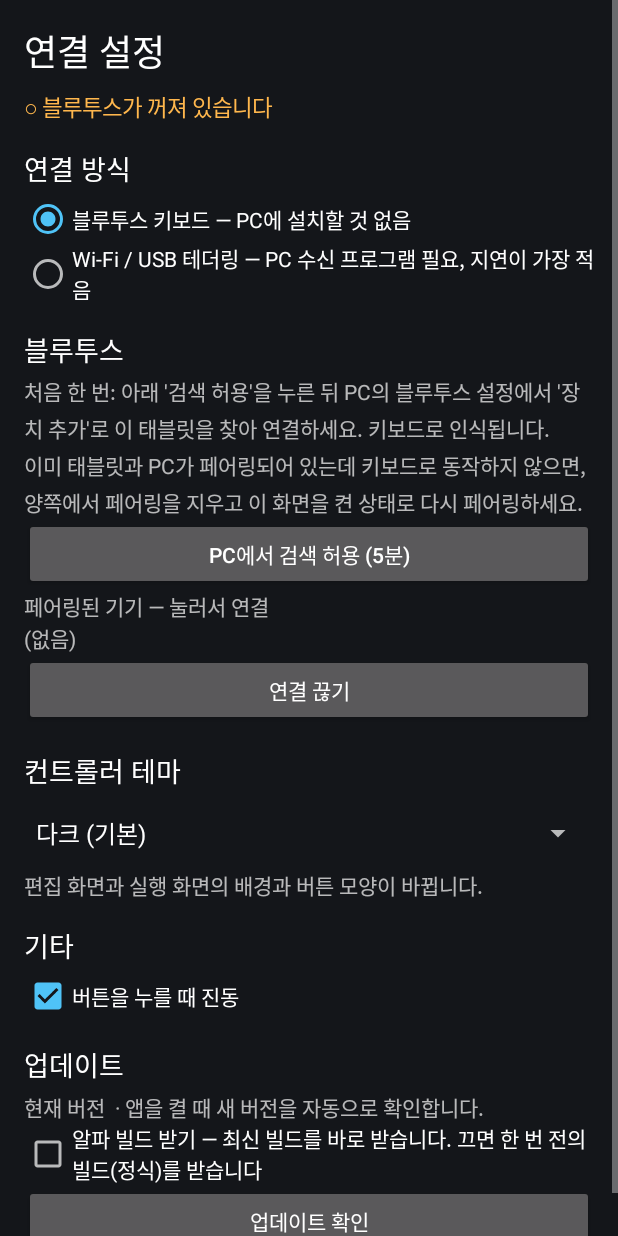
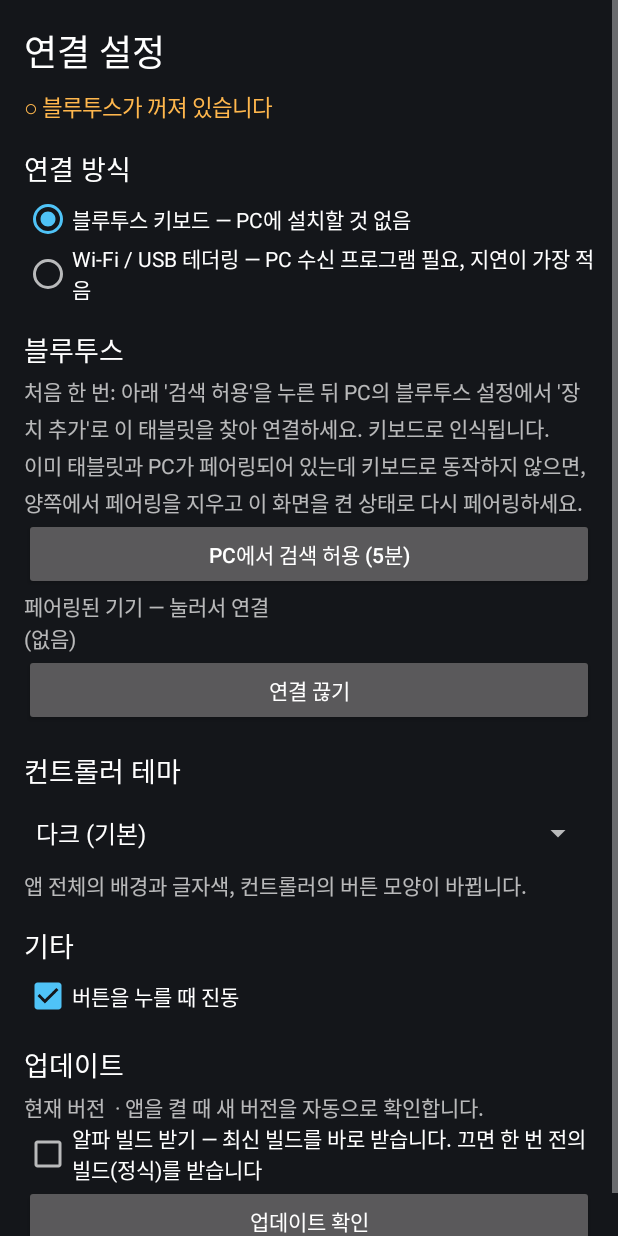
Before and after one commit to jkyou1127-ship-it/control, an Android app: the screen it shows after launch (SettingsActivity), after a tap on "연결 설정", on a phone screen of 412 x 824 dp. Run offline under Robolectric (Android 15) with nearby library versions, the phone set to English and light mode, and no system bars; network calls fail.

Commit message:
Fix clipped key picker and themes not applying outside the controller
Dialog contents now wrap to the dialog width instead of using a fixed
column count, and the chosen theme is applied to every screen. Adds
publish.sh --fix, which ships a bug fix to both update channels at once.

Co-Authored-By: Claude Fable 5.2 <noreply@anthropic.com>
Claude-Session: https://claude.ai/code/session_01TkSyFuCSLW8JqqorFFicnk

```diff
--- a/app/build.gradle.kts
+++ b/app/build.gradle.kts
@@ -11,8 +11,8 @@ android {
         applicationId = "com.controlpad.app"
         minSdk = 28
         targetSdk = 34
-        versionCode = 7
-        versionName = "1.6"
+        versionCode = 9
+        versionName = "1.6.2"
     }
 
     // 저장소에 포함된 고정 키. 비밀이 아니며, 어디서 빌드하든 같은 서명이 되어
--- a/app/src/main/java/com/controlpad/app/App.kt
+++ b/app/src/main/java/com/controlpad/app/App.kt
@@ -17,8 +17,22 @@ class App : Application() {
 
 /** 화면이 앞으로 올 때마다 PC 연결을 다시 확인하는 공통 액티비티. */
 open class BaseActivity : Activity() {
+    private var shownTheme = -1
+
+    override fun onCreate(savedInstanceState: android.os.Bundle?) {
+        // 테마는 화면을 만들기 전에 정해야 글자·대화상자 색까지 함께 바뀐다.
+        val t = Themes.current
+        shownTheme = Themes.index
+        setTheme(if (t.light) R.style.AppThemeLight else R.style.AppTheme)
+        super.onCreate(savedInstanceState)
+        window.setBackgroundDrawable(android.graphics.drawable.ColorDrawable(t.bg))
+        window.statusBarColor = t.bg
+        window.navigationBarColor = t.bg
+    }
+
     override fun onStart() {
         super.onStart()
+        if (shownTheme != Themes.index) { recreate(); return }   // 설정에서 테마를 바꾸고 돌아온 경우
         Link.ensure()
     }
 }
@@ -133,14 +147,16 @@ class PadTheme(
     val text: Int,        // 글자, 선택 테두리, 격자
     val stroke: Float,    // 테두리 굵기(dp)
     val colorText: Boolean = false,  // 글자를 버튼 색으로 쓸지
+    val light: Boolean = false,      // 밝은 테마(목록·설정·대화상자도 밝게)
+    val card: Int = 0xFF1E2128.toInt(),  // 목록 항목 배경
 )
 
 object Themes {
     val all = listOf(
         PadTheme("다크 (기본)", 0xFF14161A.toInt(), Color.BLACK, 1f, Color.WHITE, 1.5f),
-        PadTheme("블랙", Color.BLACK, Color.BLACK, 0.6f, Color.WHITE, 1.5f),
-        PadTheme("라이트", 0xFFECEFF1.toInt(), Color.WHITE, 1.2f, 0xFF202124.toInt(), 1.5f),
-        PadTheme("네온", 0xFF05060A.toInt(), Color.BLACK, 0.25f, Color.WHITE, 3f, colorText = true),
+        PadTheme("블랙", Color.BLACK, Color.BLACK, 0.6f, Color.WHITE, 1.5f, card = 0xFF101010.toInt()),
+        PadTheme("라이트", 0xFFECEFF1.toInt(), Color.WHITE, 1.2f, 0xFF202124.toInt(), 1.5f, light = true, card = Color.WHITE),
+        PadTheme("네온", 0xFF05060A.toInt(), Color.BLACK, 0.25f, Color.WHITE, 3f, colorText = true, card = 0xFF10131C.toInt()),
     )
 
     var index: Int
@@ -149,3 +165,43 @@ object Themes {
 
     val current: PadTheme get() = all[index]
 }
+
+/** 자식들을 왼쪽부터 놓다가 폭이 모자라면 다음 줄로 넘긴다. 대화상자 폭이 기기마다 달라도 잘리지 않는다. */
+class FlowLayout(ctx: Context) : android.view.ViewGroup(ctx) {
+    private val gap = ctx.dp(6)
+
+    /** 주어진 폭 안에서 자식들의 위치를 정하고 전체 높이를 돌려준다. place 가 참이면 실제로 배치한다. */
+    private fun arrange(width: Int, place: Boolean): Int {
+        var x = 0
+        var y = 0
+        var rowHeight = 0
+        for (i in 0 until childCount) {
+            val c = getChildAt(i)
+            if (c.visibility == GONE) continue
+            if (x > 0 && x + c.measuredWidth > width) { x = 0; y += rowHeight + gap; rowHeight = 0 }
+            if (place) c.layout(x, y, x + c.measuredWidth, y + c.measuredHeight)
+            x += c.measuredWidth + gap
+            rowHeight = maxOf(rowHeight, c.measuredHeight)
+        }
+        return y + rowHeight
+    }
+
+    override fun onMeasure(widthSpec: Int, heightSpec: Int) {
+        val unbounded = MeasureSpec.getMode(widthSpec) == MeasureSpec.UNSPECIFIED
+        val width = if (unbounded) resources.displayMetrics.widthPixels else MeasureSpec.getSize(widthSpec)
+        for (i in 0 until childCount) {
+            measureChild(getChildAt(i), MeasureSpec.makeMeasureSpec(width, MeasureSpec.AT_MOST), heightSpec)
+        }
+        setMeasuredDimension(width, arrange(width, false))
+    }
+
+    override fun onLayout(changed: Boolean, l: Int, t: Int, r: Int, b: Int) {
+        arrange(r - l, true)
+    }
+}
+
+/** 대화상자를 화면 폭에 가깝게 넓힌다(기본 폭은 태블릿에서 좁아 내용이 잘린다). */
+fun android.app.AlertDialog.wide(): android.app.AlertDialog {
+    window?.setLayout((context.resources.displayMetrics.widthPixels * 0.92f).toInt(), android.view.WindowManager.LayoutParams.WRAP_CONTENT)
+    return this
+}
--- a/app/src/main/java/com/controlpad/app/MainActivity.kt
+++ b/app/src/main/java/com/controlpad/app/MainActivity.kt
@@ -33,7 +33,7 @@ class MainActivity : BaseActivity() {
         val root = LinearLayout(this).apply { orientation = LinearLayout.VERTICAL; setPadding(pad, pad, pad, pad) }
 
         val header = LinearLayout(this).apply { gravity = Gravity.CENTER_VERTICAL }
-        header.addView(TextView(this).apply { text = "ControlPad"; textSize = 24f; setTextColor(Color.WHITE) })
+        header.addView(TextView(this).apply { text = "ControlPad"; textSize = 24f; setTextColor(Themes.current.text) })
         status = TextView(this).apply { textSize = 14f; setPadding(pad, 0, pad, 0) }
         header.addView(status, LinearLayout.LayoutParams(0, -2, 1f))
         header.addView(Button(this).apply {
@@ -79,12 +79,12 @@ class MainActivity : BaseActivity() {
             val row = LinearLayout(this).apply {
                 gravity = Gravity.CENTER_VERTICAL
                 setPadding(dp(12), dp(8), dp(4), dp(8))
-                setBackgroundColor(0xFF1E2128.toInt())
+                setBackgroundColor(Themes.current.card)
                 isClickable = true
                 setOnClickListener { open(PlayActivity::class.java, l.id) }
             }
             val texts = LinearLayout(this).apply { orientation = LinearLayout.VERTICAL }
-            texts.addView(TextView(this).apply { text = l.name; textSize = 18f; setTextColor(Color.WHITE) })
+            texts.addView(TextView(this).apply { text = l.name; textSize = 18f; setTextColor(Themes.current.text) })
             texts.addView(TextView(this).apply { text = "버튼 ${l.buttons.size}개 · 눌러서 실행"; textSize = 13f })
             row.addView(texts, LinearLayout.LayoutParams(0, -2, 1f))
             row.addView(Button(this).apply { text = "편집"; setOnClickListener { open(EditorActivity::class.java, l.id) } })
--- a/app/src/main/java/com/controlpad/app/SettingsActivity.kt
+++ b/app/src/main/java/com/controlpad/app/SettingsActivity.kt
@@ -41,10 +41,10 @@ class SettingsActivity : BaseActivity() {
         super.onCreate(savedInstanceState)
         val pad = dp(16)
         val root = LinearLayout(this).apply { orientation = LinearLayout.VERTICAL; setPadding(pad, pad, pad, pad) }
-        fun title(t: String) = TextView(this).apply { text = t; textSize = 18f; setTextColor(Color.WHITE); setPadding(0, pad, 0, dp(4)) }
+        fun title(t: String) = TextView(this).apply { text = t; textSize = 18f; setTextColor(Themes.current.text); setPadding(0, pad, 0, dp(4)) }
         fun note(t: String) = TextView(this).apply { text = t; textSize = 14f; setLineSpacing(0f, 1.2f) }
 
-        root.addView(TextView(this).apply { text = "연결 설정"; textSize = 24f; setTextColor(Color.WHITE) })
+        root.addView(TextView(this).apply { text = "연결 설정"; textSize = 24f; setTextColor(Themes.current.text) })
         status = TextView(this).apply { textSize = 15f; setPadding(0, dp(8), 0, 0) }
         root.addView(status)
 
@@ -114,12 +114,14 @@ class SettingsActivity : BaseActivity() {
             setSelection(Themes.index)
             onItemSelectedListener = object : android.widget.AdapterView.OnItemSelectedListener {
                 override fun onItemSelected(p: android.widget.AdapterView<*>?, v: android.view.View?, pos: Int, id: Long) {
+                    if (pos == Themes.index) return
                     Themes.index = pos
+                    recreate()   // 이 화면에도 바로 반영
                 }
                 override fun onNothingSelected(p: android.widget.AdapterView<*>?) {}
             }
         })
-        root.addView(note("편집 화면과 실행 화면의 배경과 버튼 모양이 바뀝니다."))
+        root.addView(note("앱 전체의 배경과 글자색, 컨트롤러의 버튼 모양이 바뀝니다."))
 
         root.addView(title("기타"))
         root.addView(CheckBox(this).apply {
--- a/app/src/main/res/values/styles.xml
+++ b/app/src/main/res/values/styles.xml
@@ -6,5 +6,10 @@
         <item name="android:statusBarColor">@color/bg</item>
         <item name="android:navigationBarColor">@color/bg</item>
     </style>
+    <style name="AppThemeLight" parent="android:Theme.Material.Light.NoActionBar">
+        <item name="android:colorAccent">#0288D1</item>
+        <item name="android:windowLightStatusBar">true</item>
+        <item name="android:windowLightNavigationBar">true</item>
+    </style>
     <color name="bg">#14161A</color>
 </resources>
```
Also changed, not shown: app/src/main/java/com/controlpad/app/EditorActivity.kt (+18 -22 lines), 6 other files.
